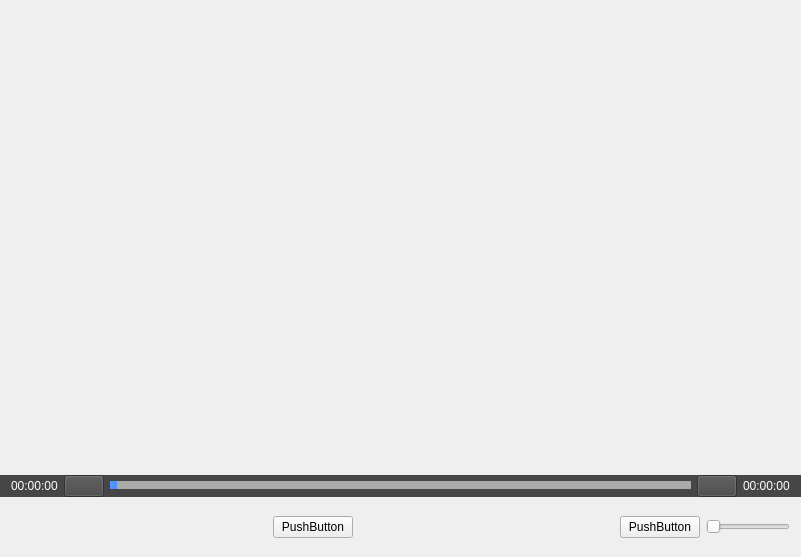
Above: HLPlayer/HLPlayer.ui from Mine-Langer/VideoTools before the change. Below: the same form after it.
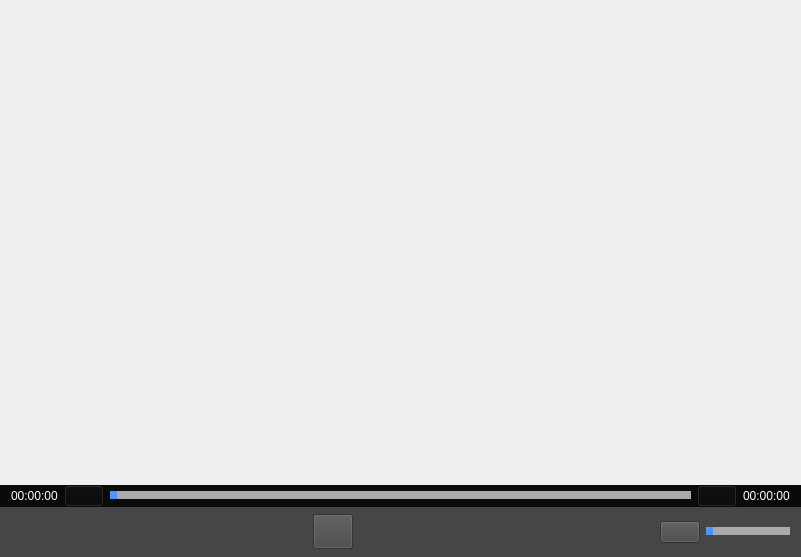
That is the form after the change. Icons and pictures are not drawn.

```diff
--- a/HLPlayer/HLPlayer.ui
+++ b/HLPlayer/HLPlayer.ui
@@ -53,7 +53,7 @@
       </size>
      </property>
      <property name="styleSheet">
-      <string notr="true">background-color: rgb(70, 70, 70);</string>
+      <string notr="true">background-color: rgb(10, 10, 10);</string>
      </property>
      <layout class="QHBoxLayout" name="horizontalLayout">
       <property name="topMargin">
@@ -151,10 +151,19 @@
      <property name="minimumSize">
       <size>
        <width>0</width>
-       <height>60</height>
+       <height>50</height>
       </size>
      </property>
+     <property name="styleSheet">
+      <string notr="true">background-color: rgb(70, 70, 70);</string>
+     </property>
      <layout class="QHBoxLayout" name="horizontalLayout_2">
+      <property name="topMargin">
+       <number>2</number>
+      </property>
+      <property name="bottomMargin">
+       <number>2</number>
+      </property>
       <item>
        <spacer name="horizontalSpacer">
         <property name="orientation">
@@ -169,9 +178,32 @@
        </spacer>
       </item>
       <item>
-       <widget class="QPushButton" name="pushButton_3">
+       <widget class="QPushButton" name="btnPlay">
+        <property name="sizePolicy">
+         <sizepolicy hsizetype="Fixed" vsizetype="Fixed">
+          <horstretch>0</horstretch>
+          <verstretch>0</verstretch>
+         </sizepolicy>
+        </property>
+        <property name="minimumSize">
+         <size>
+          <width>35</width>
+          <height>35</height>
+         </size>
+        </property>
+        <property name="styleSheet">
+         <string notr="true">QPushButton {
+ border-image: url(:/HLPlayer/res/play_normal.png);
+}
+QPushButton:hover {
+	border-image: url(:/HLPlayer/res/play_hover.png);
+}
+QPushButton:pressed {
+	border-image: url(:/HLPlayer/res/play_clicked.png);
+}</string>
+        </property>
         <property name="text">
-         <string>PushButton</string>
+         <string/>
         </property>
        </widget>
       </item>
@@ -189,9 +221,21 @@
        </spacer>
       </item>
       <item>
-       <widget class="QPushButton" name="pushButton_4">
+       <widget class="QPushButton" name="btnMute">
+        <property name="sizePolicy">
+         <sizepolicy hsizetype="Fixed" vsizetype="Fixed">
+          <horstretch>0</horstretch>
+          <verstretch>0</verstretch>
+         </sizepolicy>
+        </property>
+        <property name="minimumSize">
+         <size>
+          <width>20</width>
+          <height>20</height>
+         </size>
+        </property>
         <property name="text">
-         <string>PushButton</string>
+         <string/>
         </property>
        </widget>
       </item>
@@ -203,6 +247,30 @@
           <verstretch>0</verstretch>
          </sizepolicy>
         </property>
+        <property name="styleSheet">
+         <string notr="true">	/* 以下是槽 */
+QSlider::groove:horizontal{
+    background:#aaaaaa;
+    height:8px;
+}
+/* 设置中间的那个滑动的键 */
+QSlider::handle:horizontal{
+    border-radius: 6px;
+    width: 12px;
+	margin-top: -2px;
+    margin-bottom:-2px;
+	margin-right:-5;
+	background：transparent;
+}
+
+/* 已经划过的从地方 */
+QSlider::sub-page:horizontal{
+    /*border-radius:10px;*/
+    background: qlineargradient(x1:0, y1:0, x2:1, y2:1, stop:0 #5599FF, stop:1 #498ff8);
+}
+	
+	</string>
+        </property>
         <property name="orientation">
          <enum>Qt::Horizontal</enum>
         </property>
```
Left out of the diff: 12 changed lines with no effect on the pictures.
